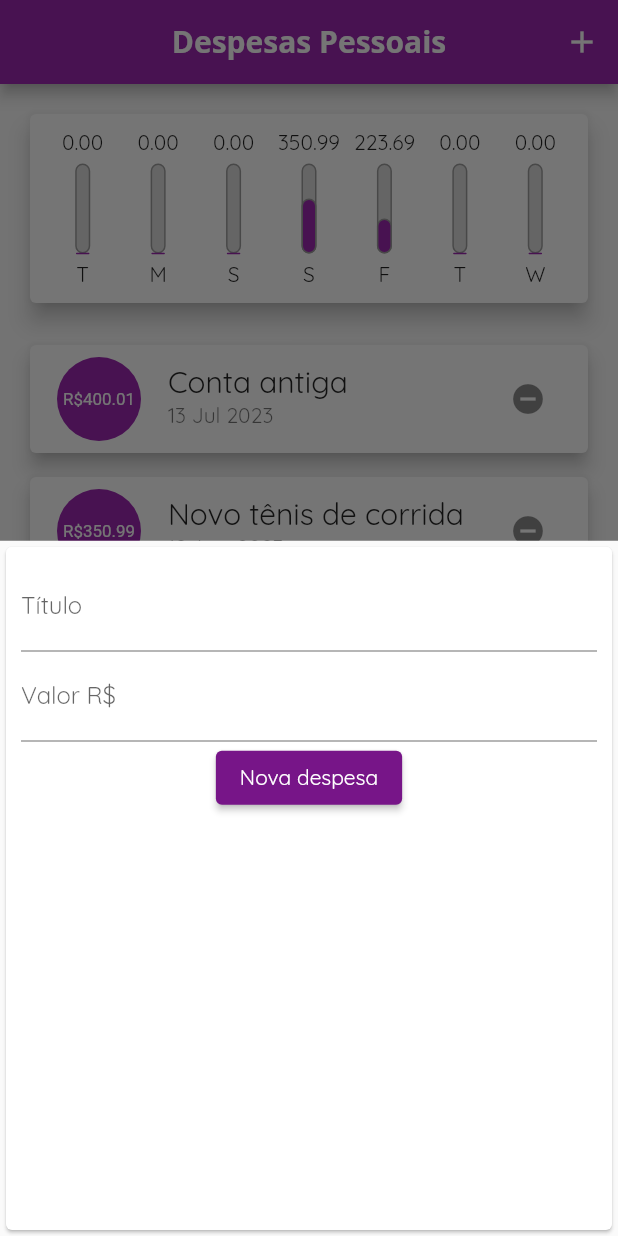
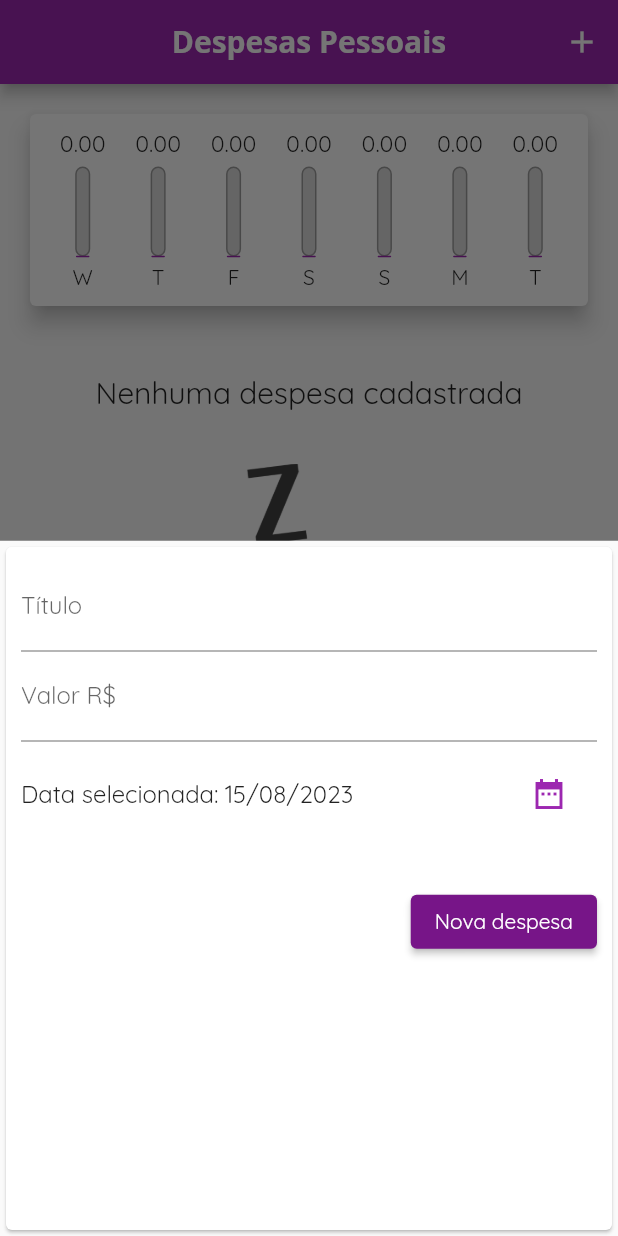
Before and after one commit to muaoliveira/Flutter-Personal-Expenses, a Flutter app: the screen it shows after launch, after a tap on the "add" icon, on a phone screen of 412 x 824 dp. Run offline on Flutter 3.47's test engine with Material 2 defaults, Android fonts, the phone set to English and light mode, and no system bars.

Commit message:
Add files via upload
Ajustes no layout, funcionalidade de DatePicker, ChartBar

```diff
--- a/lib/components/chart.dart
+++ b/lib/components/chart.dart
@@ -32,7 +32,7 @@ class Chart extends StatelessWidget {
         'day': DateFormat.E().format(weekDay)[0],
         'value': totalSum,
       };
-    });
+    }).reversed.toList();
   }
 
   double get _weekTotalValue {
@@ -56,7 +56,7 @@ class Chart extends StatelessWidget {
               child: ChartBar(
                   label: tr['day'].toString(),
                   value: tr['value'],
-                  percentage: tr['value'] / _weekTotalValue),
+                  percentage: _weekTotalValue == 0 ? 0 : (tr['value'] / _weekTotalValue)),
             );
           }).toList(),
         ),
--- a/lib/components/chart_bar.dart
+++ b/lib/components/chart_bar.dart
@@ -17,8 +17,11 @@ class ChartBar extends StatelessWidget {
   Widget build(BuildContext context) {
     return Column(
       children: [
-        FittedBox(
-          child: Text('${value.toStringAsFixed(2)}'),
+        Container(
+          height: 20,
+          child: FittedBox(
+            child: Text('${value.toStringAsFixed(2)}'),
+          ),
         ),
         SizedBox(height: 5),
         Container(
@@ -46,7 +49,7 @@ class ChartBar extends StatelessWidget {
                     borderRadius: BorderRadius.circular(5),
                   ),
                 ),
-              )
+              ),
             ],
           ),
         ),
--- a/lib/components/transaction_forms.dart
+++ b/lib/components/transaction_forms.dart
@@ -1,10 +1,12 @@
 // ignore_for_file: prefer_const_constructors
+// ignore_for_file: unnecessary_null_comparison
 //import 'dart:io';
+
 import 'package:flutter/material.dart';
+import 'package:intl/intl.dart';
 
 class TransactionForms extends StatefulWidget {
-
-  final void Function(String, double) onSubmit;
+  final void Function(String, double, DateTime) onSubmit;
 
   TransactionForms(this.onSubmit);
 
@@ -13,19 +15,37 @@ class TransactionForms extends StatefulWidget {
 }
 
 class _TransactionFormsState extends State<TransactionForms> {
-  final titleController = TextEditingController();
-
-  final valueController = TextEditingController();
+  final _titleController = TextEditingController();
+  final _valueController = TextEditingController();
+  DateTime? _dateSelected = DateTime.now();
 
   _submitForm() {
-    final title = titleController.text;
-    final value = double.tryParse(valueController.text) ?? 0.0;
+    final title = _titleController.text;
+    final value = double.tryParse(_valueController.text) ?? 0.0;
+    final dateSelected = _dateSelected;
 
-    if(title.isEmpty || value <= 0.0) {
+    if (title.isEmpty || value <= 0.0 || dateSelected == null) {
       return;
     }
 
-    widget.onSubmit(title, value);
+    widget.onSubmit(title, value, dateSelected);
+  }
+
+  _showDatePicker() {
+    showDatePicker(
+      context: context,
+      initialDate: DateTime.now(),
+      firstDate: DateTime(2019),
+      lastDate: DateTime.now(),
+    ).then((pickedDate) {
+      if (pickedDate == null) {
+        return;
+      }
+      setState(() {
+        _dateSelected = pickedDate;
+        _submitForm();
+      });
+    });
   }
 
   @override
@@ -35,27 +55,59 @@ class _TransactionFormsState extends State<TransactionForms> {
         padding: EdgeInsets.all(10),
         child: Column(children: [
           TextField(
-            controller: titleController,
-            onSubmitted: (_) => _submitForm(),
+            controller: _titleController,
+            onSubmitted: (_) => FocusManager.instance.primaryFocus?.unfocus(),
             decoration: InputDecoration(
               labelText: 'Título',
             ),
           ),
           TextField(
             //onChanged: (newValue) => value = newValue,
-            controller: valueController,
-            onSubmitted: (_) => _submitForm(),
+            controller: _valueController,
+            onSubmitted: (_) => FocusManager.instance.primaryFocus?.unfocus(),
             decoration: InputDecoration(
               labelText: 'Valor R\$',
             ),
             keyboardType: TextInputType.numberWithOptions(decimal: true),
           ),
-          ElevatedButton(
-            style: ElevatedButton.styleFrom(
-              backgroundColor: Color.fromARGB(255, 119, 21, 136),
+          Container(
+            height: 70,
+            child: Row(
+              children: [
+                Expanded(
+                  child: Text(
+                    'Data selecionada: ${_dateSelected == null ? '' : DateFormat('dd/MM/yyyy').format(_dateSelected!)}',
+                    style: TextStyle(
+                      fontSize: 16,
+                    ),
+                  ),
+                ),
+                Container(
+                  margin: EdgeInsets.only(left: 20.0),
+                  child: TextButton(
+                    onPressed: _showDatePicker,
+                    child: Icon(
+                      Icons.date_range_sharp,
+                    ),
+                  ),
+                ),
+              ],
             ),
-            onPressed: _submitForm,
-            child: Text('Nova despesa'),
+          ),
+          Container(
+            height: 100,
+            child: Row(
+              mainAxisAlignment: MainAxisAlignment.end,
+              children: [
+                ElevatedButton(
+                  style: ElevatedButton.styleFrom(
+                    backgroundColor: Color.fromARGB(255, 119, 21, 136),
+                  ),
+                  onPressed: _submitForm,
+                  child: Text('Nova despesa'),
+                ),
+              ],
+            ),
           ),
         ]),
       ),
--- a/lib/components/transaction_list.dart
+++ b/lib/components/transaction_list.dart
@@ -4,22 +4,17 @@ import 'package:expenses/models/transaction.dart';
 import 'package:flutter/material.dart';
 import 'package:intl/intl.dart';
 
-class TransactionList extends StatefulWidget {
+class TransactionList extends StatelessWidget {
   final List<Transaction> transaction;
 
   //construtor
   TransactionList(this.transaction);
 
   @override
-  State<TransactionList> createState() => _TransactionListState();
-}
-
-class _TransactionListState extends State<TransactionList> {
-  @override
   Widget build(BuildContext context) {
     return Container(
       height: 300,
-      child: widget.transaction.isEmpty
+      child: transaction.isEmpty
           ? Column(
               children: [
                 SizedBox(
@@ -42,9 +37,9 @@ class _TransactionListState extends State<TransactionList> {
               ],
             )
           : ListView.builder(
-              itemCount: widget.transaction.length,
+              itemCount: transaction.length,
               itemBuilder: (ctx, index) {
-                final tr = widget.transaction[index];
+                final tr = transaction[index];
                 return Card(
                   elevation: 5,
                   margin: EdgeInsets.symmetric(
@@ -72,13 +67,10 @@ class _TransactionListState extends State<TransactionList> {
                     ),
                     trailing: IconButton(
                       onPressed: () {
-                        setState(() {
-                          widget.transaction.removeWhere(
-                            (ctx) => ctx.id == tr.id,
-                          );
-                        });
+
                       },
-                      icon: Icon(Icons.remove_circle_outlined),
+                      icon: Icon(Icons.delete),
+                      //color: Theme.of(context).colorScheme.primary,
                     ),
                   ),
                 );
--- a/lib/main.dart
+++ b/lib/main.dart
@@ -22,7 +22,7 @@ class expensesApp extends StatelessWidget {
             ),
         colorScheme: tema.colorScheme.copyWith(
           primary: Colors.purple,
-          secondary: Color.fromARGB(255, 114, 61, 184),
+          secondary: Colors.amber,
         ),
       ),
     );
@@ -38,7 +38,7 @@ class myHomePage extends StatefulWidget {
 class _myHomePageState extends State<myHomePage> {
   //String value = "";
   final List<Transaction> _transactions = [
-    Transaction(
+    /*Transaction(
       id: 't0',
       title: 'Conta antiga',
       value: 400.01,
@@ -55,7 +55,7 @@ class _myHomePageState extends State<myHomePage> {
       title: 'Conta de Luz',
       value: 223.69,
       date: DateTime.now().subtract(Duration(days: 4)),
-    ),
+    ),*/
   ];
 
   List<Transaction> get _recentTransactions{
@@ -67,12 +67,12 @@ class _myHomePageState extends State<myHomePage> {
       ));
     }).toList();
   }
-  _addTransaction(String title, double value) {
+  _addTransaction(String title, double value, DateTime dateSelected) {
     final newTransaction = Transaction(
       id: Random().nextDouble().toString(),
       title: title,
       value: value,
-      date: DateTime.now(),
+      date: dateSelected,
     );
     setState(() {
       _transactions.add(newTransaction);
@@ -119,10 +119,11 @@ class _myHomePageState extends State<myHomePage> {
         ),
       ),
       floatingActionButton: FloatingActionButton(
+        backgroundColor: Color.fromARGB(255, 134, 95, 184),
         onPressed: () => _openTransactionFormModal(context),
         child: Icon(Icons.add),
       ),
-      floatingActionButtonLocation: FloatingActionButtonLocation.centerFloat,
+      floatingActionButtonLocation: FloatingActionButtonLocation.endFloat,
     );
   }
 }
```
